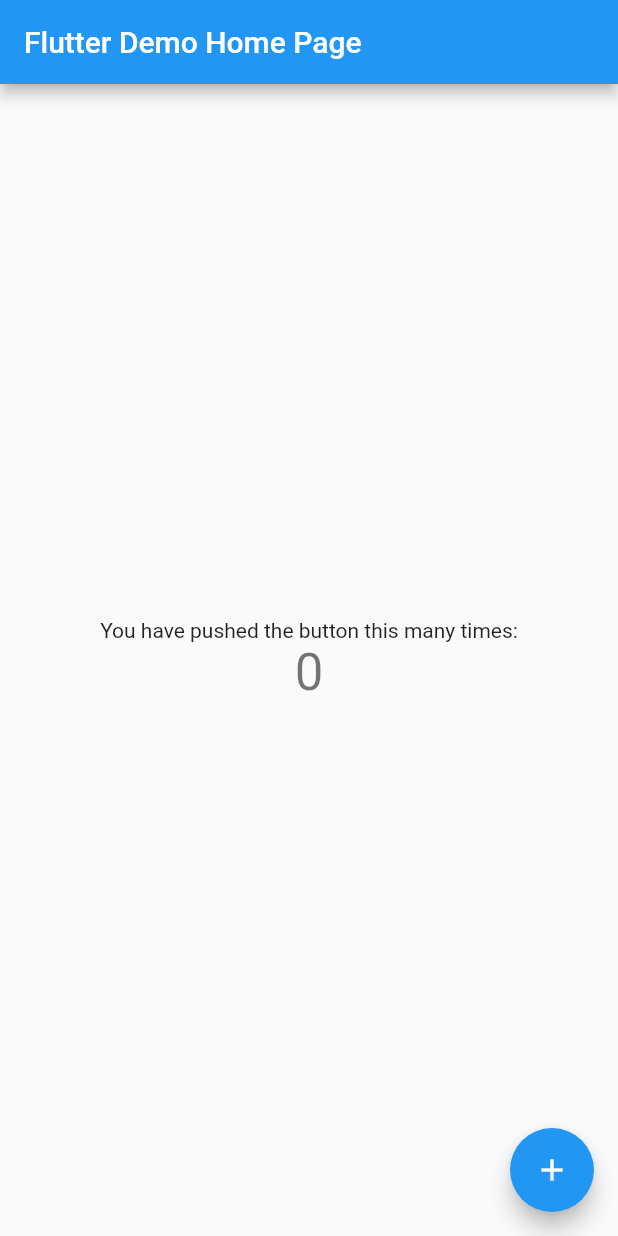
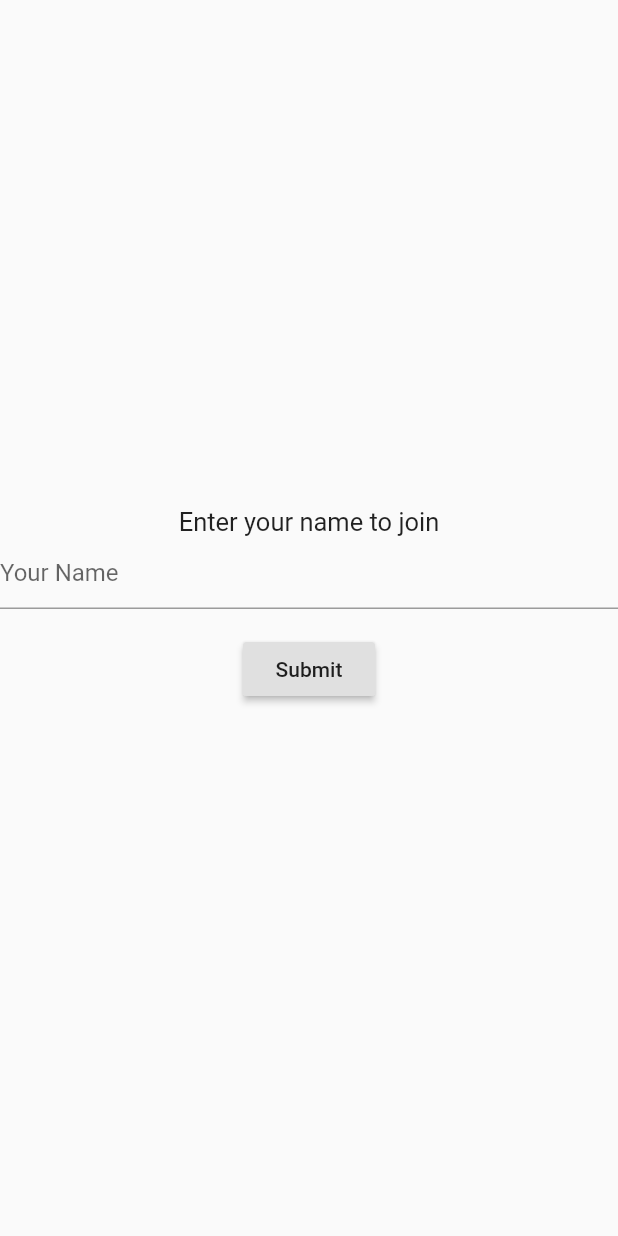
Before and after one commit to arthur109/blueberrypoll, a Flutter app: the screen it shows after launch, on a phone screen of 412 x 824 dp. Run offline on Flutter 3.47's test engine with Material 2 defaults, Android fonts, the phone set to English and light mode, and no system bars; missing offline and left inert: dart:html, firebase; accounts and stored records are empty.

Commit message:
libraries properly imported
dummy login button

```diff
--- /dev/null
+++ b/lib/login.dart
@@ -0,0 +1,62 @@
+import 'dart:ui';
+import 'package:flutter/material.dart';
+
+class LoginPage extends StatefulWidget {
+  @override
+  _LoginPageState createState() => _LoginPageState();
+}
+
+class _LoginPageState extends State<LoginPage> {
+  final _formKey = GlobalKey<FormState>();
+
+  void login(){
+       if (_formKey.currentState.validate()) {
+
+       }
+  }
+
+  @override
+  Widget build(BuildContext context) {
+    return Material(
+      child: Center(
+          child:Column(
+
+                mainAxisSize: MainAxisSize.min,
+                crossAxisAlignment: CrossAxisAlignment.center,
+                children: <Widget>[
+                  Text("Enter your name to join",
+                      style: TextStyle(
+                        fontSize: 17,
+                      )),
+                  Form(
+                    key: _formKey,
+                    child: Column(
+                      crossAxisAlignment: CrossAxisAlignment.start,
+                      children: <Widget>[
+                        TextFormField(
+                          decoration: const InputDecoration(
+                            hintText: 'Your Name',
+                          ),
+                          validator: (value) {
+                            if (value.isEmpty) {
+                              return 'Please enter your name, e.g. "John Doe"';
+                            }
+                            return null;
+                          },
+                        ),
+                      ],
+                    ),
+                  ),
+                  Padding(
+                    padding: const EdgeInsets.symmetric(vertical: 16.0),
+                    child: RaisedButton(
+                      onPressed: login,
+                      child: Text('Submit'),
+                    ),
+                  ),
+                ],
+
+              )),
+    );
+  }
+}
--- a/lib/main.dart
+++ b/lib/main.dart
@@ -1,111 +1,35 @@
+import 'package:firebase/firebase.dart';
 import 'package:flutter/material.dart';
+import 'dart:html';
+import 'login.dart';
+import 'session_info.dart';
 
-void main() => runApp(MyApp());
+// void bob(Event data) {
+//   print("bob");
+//   print((data as HashChangeEvent).newUrl);
+// }
 
-class MyApp extends StatelessWidget {
-  // This widget is the root of your application.
-  @override
-  Widget build(BuildContext context) {
-    return MaterialApp(
-      title: 'Flutter Demo',
-      theme: ThemeData(
-        // This is the theme of your application.
-        //
-        // Try running your application with "flutter run". You'll see the
-        // application has a blue toolbar. Then, without quitting the app, try
-        // changing the primarySwatch below to Colors.green and then invoke
-        // "hot reload" (press "r" in the console where you ran "flutter run",
-        // or simply save your changes to "hot reload" in a Flutter IDE).
-        // Notice that the counter didn't reset back to zero; the application
-        // is not restarted.
-        primarySwatch: Colors.blue,
-      ),
-      home: MyHomePage(title: 'Flutter Demo Home Page'),
-    );
-  }
+void main() {
+  initializeApp(
+      apiKey: "AIzaSyDZ_zGoNqGa0qnpWhUYnBciAY2cm_mS924",
+      authDomain: "blueberry-poll-one.firebaseapp.com",
+      databaseURL: "https://blueberry-poll-one.firebaseio.com",
+      projectId: "blueberry-poll-one",
+      storageBucket: "blueberry-poll-one.appspot.com",
+      messagingSenderId: "176622864765",
+      appId: "1:176622864765:web:079ec753ca85e82ae9e414",
+      measurementId: "G-63200ZDRD0");
+  analytics();
+  SessionInfo.database = database();
+  runApp(MaterialApp(
+    debugShowCheckedModeBanner: false,
+    theme: ThemeData(
+      // Define the default Brightness and Colors
+      brightness: Brightness.light,
+      primaryColor: Colors.indigoAccent,
+      accentColor: Colors.white,
+    ),
+    home: LoginPage(),
+  ));
+  // window.onHashChange.listen(bob);
 }
-
-class MyHomePage extends StatefulWidget {
-  MyHomePage({Key key, this.title}) : super(key: key);
-
-  // This widget is the home page of your application. It is stateful, meaning
-  // that it has a State object (defined below) that contains fields that affect
-  // how it looks.
-
-  // This class is the configuration for the state. It holds the values (in this
-  // case the title) provided by the parent (in this case the App widget) and
-  // used by the build method of the State. Fields in a Widget subclass are
-  // always marked "final".
-
-  final String title;
-
-  @override
-  _MyHomePageState createState() => _MyHomePageState();
-}
-
-class _MyHomePageState extends State<MyHomePage> {
-  int _counter = 0;
-
-  void _incrementCounter() {
-    setState(() {
-      // This call to setState tells the Flutter framework that something has
-      // changed in this State, which causes it to rerun the build method below
-      // so that the display can reflect the updated values. If we changed
-      // _counter without calling setState(), then the build method would not be
-      // called again, and so nothing would appear to happen.
-      _counter++;
-    });
-  }
-
-  @override
-  Widget build(BuildContext context) {
-    // This method is rerun every time setState is called, for instance as done
-    // by the _incrementCounter method above.
-    //
-    // The Flutter framework has been optimized to make rerunning build methods
-    // fast, so that you can just rebuild anything that needs updating rather
-    // than having to individually change instances of widgets.
-    return Scaffold(
-      appBar: AppBar(
-        // Here we take the value from the MyHomePage object that was created by
-        // the App.build method, and use it to set our appbar title.
-        title: Text(widget.title),
-      ),
-      body: Center(
-        // Center is a layout widget. It takes a single child and positions it
-        // in the middle of the parent.
-        child: Column(
-          // Column is also a layout widget. It takes a list of children and
-          // arranges them vertically. By default, it sizes itself to fit its
-          // children horizontally, and tries to be as tall as its parent.
-          //
-          // Invoke "debug painting" (press "p" in the console, choose the
-          // "Toggle Debug Paint" action from the Flutter Inspector in Android
-          // Studio, or the "Toggle Debug Paint" command in Visual Studio Code)
-          // to see the wireframe for each widget.
-          //
-          // Column has various properties to control how it sizes itself and
-          // how it positions its children. Here we use mainAxisAlignment to
-          // center the children vertically; the main axis here is the vertical
-          // axis because Columns are vertical (the cross axis would be
-          // horizontal).
-          mainAxisAlignment: MainAxisAlignment.center,
-          children: <Widget>[
-            Text(
-              'You have pushed the button this many times:',
-            ),
-            Text(
-              '$_counter',
-              style: Theme.of(context).textTheme.display1,
-            ),
-          ],
-        ),
-      ),
-      floatingActionButton: FloatingActionButton(
-        onPressed: _incrementCounter,
-        tooltip: 'Increment',
-        child: Icon(Icons.add),
-      ), // This trailing comma makes auto-formatting nicer for build methods.
-    );
-  }
-}
--- /dev/null
+++ b/lib/session_info.dart
@@ -0,0 +1,7 @@
+import 'package:firebase/firebase.dart';
+
+class SessionInfo{
+  static Database database;
+  static String organization = "organization_1";
+  static String name;
+}
--- a/pubspec.yaml
+++ b/pubspec.yaml
@@ -17,6 +17,7 @@
   sdk: ">=2.1.0 <3.0.0"
 
 dependencies:
+  firebase: ^7.1.0
   flutter:
     sdk: flutter
 
```
Also changed, not shown: structure_diagram.json (added, +35 -0 lines), pubspec.lock, 3 other files.
